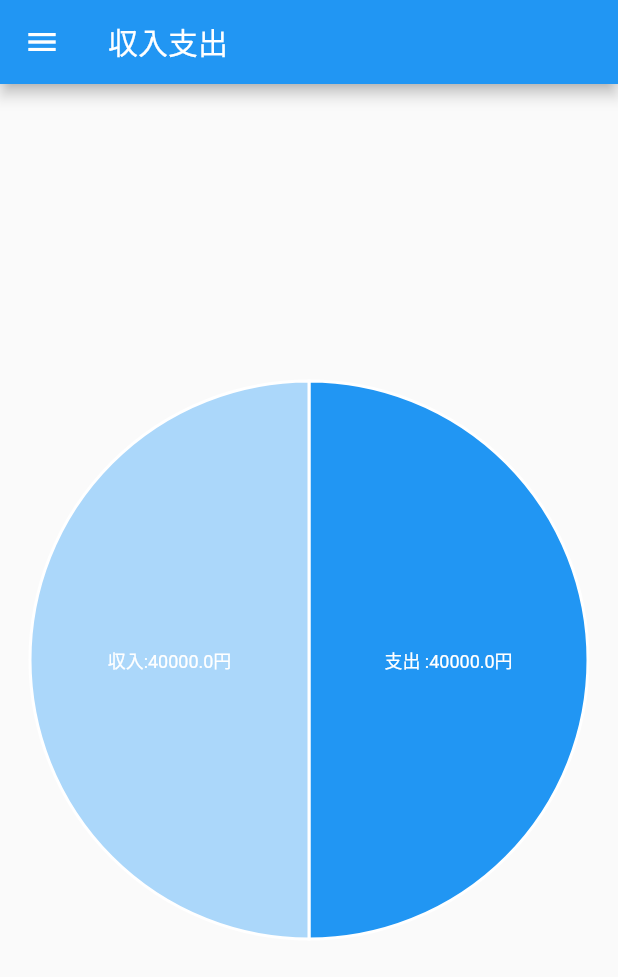
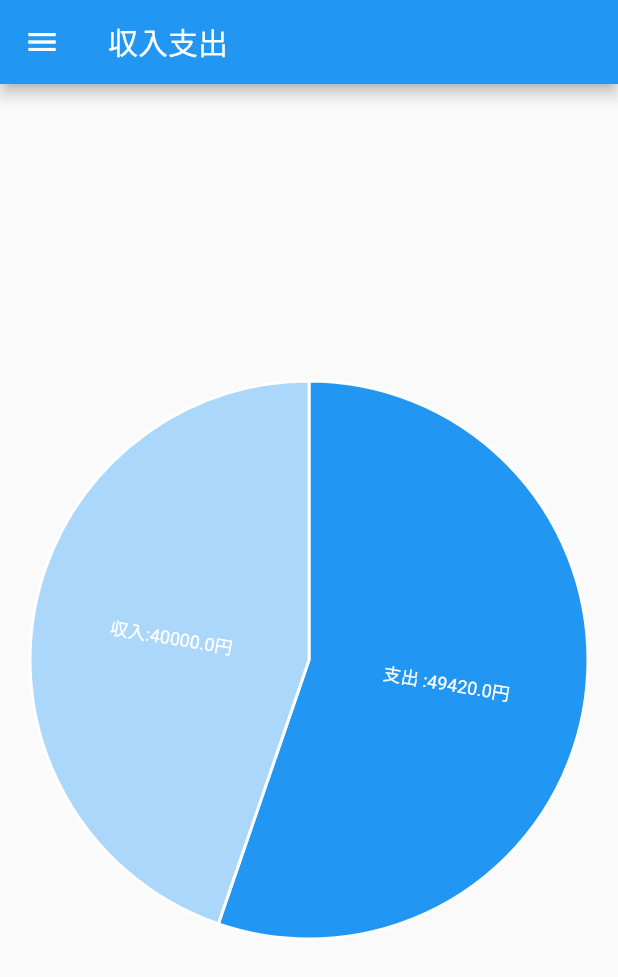
Before and after one commit to YujiOnishi/flutter_api_handson, a Flutter app: the screen it shows after launch, on a phone screen of 412 x 824 dp. Shown: the top 977 px of the screen. Run offline on Flutter 3.47's test engine with Material 2 defaults, Android fonts, the phone set to English and light mode, and no system bars; our stand-ins replace charts_flutter, hooks_riverpod.

Commit message:
スタブの値をランダムに変更

```diff
--- a/lib/http/HouseholdAccountDataHttp.dart
+++ b/lib/http/HouseholdAccountDataHttp.dart
@@ -1,13 +1,16 @@
 import 'package:api/model/HouseholdAccountData.dart';
+import 'dart:math' as math;
 
 class HouseholdAccountDataHttp {
   static List<HouseholdAccountData> getHouseholdAccountDataList(){
     List<HouseholdAccountData> householdAccountData = [];
+    var random = new math.Random();
     householdAccountData = [
       HouseholdAccountData(1, 0, "カメラ", 20000),
       HouseholdAccountData(2, 1, "売上", 20000),
       HouseholdAccountData(3, 1, "雑収入", 20000),
       HouseholdAccountData(4, 0, "レンズ", 20000),
+      HouseholdAccountData(5, 0, "レンズ", random.nextInt(10000)),
     ];
     return householdAccountData;
   }
```
